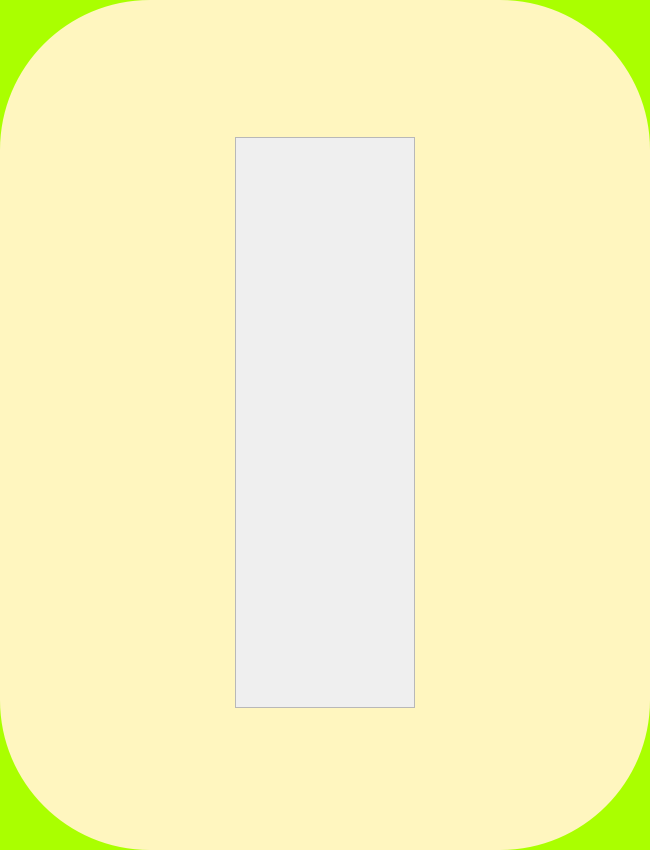
lee991229/damagochi_ver2, file code/front/ui/main_widget_damagochi_ver2.ui: the form before one commit.
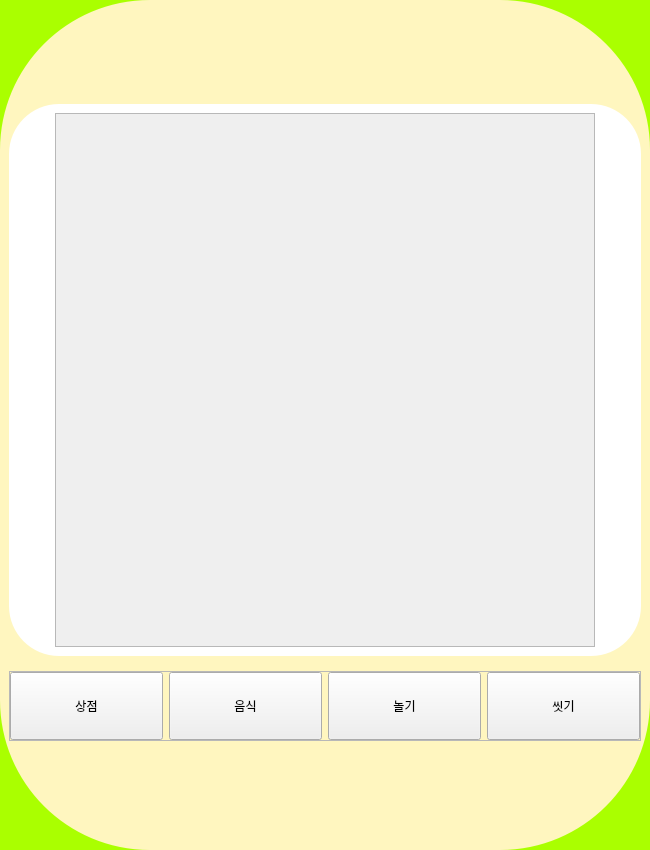
The form after the commit. The open tabs and pages were chosen to show the change. Icons and pictures are not drawn.

The edit to the form file:
```diff
--- a/code/front/ui/main_widget_damagochi_ver2.ui
+++ b/code/front/ui/main_widget_damagochi_ver2.ui
@@ -76,6 +76,10 @@
     background-color: rgb(255, 255, 255);
     border-bottom-left-radius: 50px;
     border-bottom-right-radius: 50px;
+}
+#widget_21{
+	background-color: rgb(255, 255, 255);
+	border-radius: 50px;
 }</string>
   </property>
   <layout class="QVBoxLayout" name="verticalLayout">
@@ -1317,63 +1321,268 @@
         </widget>
         <widget class="QWidget" name="stackedwidget_page_4">
          <layout class="QVBoxLayout" name="verticalLayout_14">
+          <property name="spacing">
+           <number>0</number>
+          </property>
+          <property name="leftMargin">
+           <number>0</number>
+          </property>
+          <property name="topMargin">
+           <number>0</number>
+          </property>
+          <property name="rightMargin">
+           <number>0</number>
+          </property>
+          <property name="bottomMargin">
+           <number>0</number>
+          </property>
           <item>
            <widget class="QWidget" name="widget_17" native="true">
             <layout class="QHBoxLayout" name="horizontalLayout_11">
-             <item>
-              <spacer name="horizontalSpacer_7">
-               <property name="orientation">
-                <enum>Qt::Horizontal</enum>
-               </property>
-               <property name="sizeHint" stdset="0">
-                <size>
-                 <width>192</width>
-                 <height>20</height>
-                </size>
-               </property>
-              </spacer>
-             </item>
+             <property name="spacing">
+              <number>0</number>
+             </property>
+             <property name="leftMargin">
+              <number>0</number>
+             </property>
+             <property name="topMargin">
+              <number>0</number>
+             </property>
+             <property name="rightMargin">
+              <number>0</number>
+             </property>
+             <property name="bottomMargin">
+              <number>0</number>
+             </property>
              <item>
               <widget class="QWidget" name="widget_18" native="true">
                <layout class="QVBoxLayout" name="verticalLayout_15">
+                <property name="spacing">
+                 <number>0</number>
+                </property>
+                <property name="leftMargin">
+                 <number>0</number>
+                </property>
+                <property name="topMargin">
+                 <number>0</number>
+                </property>
+                <property name="rightMargin">
+                 <number>0</number>
+                </property>
+                <property name="bottomMargin">
+                 <number>0</number>
+                </property>
                 <item>
-                 <widget class="QWidget" name="widget_19" native="true"/>
-                </item>
-                <item>
-                 <widget class="QScrollArea" name="scrollArea">
-                  <property name="widgetResizable">
-                   <bool>true</bool>
+                 <widget class="QWidget" name="widget_21" native="true">
+                  <property name="minimumSize">
+                   <size>
+                    <width>0</width>
+                    <height>200</height>
+                   </size>
                   </property>
-                  <widget class="QWidget" name="scrollAreaWidgetContents">
-                   <property name="geometry">
-                    <rect>
-                     <x>0</x>
-                     <y>0</y>
-                     <width>174</width>
-                     <height>537</height>
-                    </rect>
+                  <layout class="QHBoxLayout" name="horizontalLayout_12">
+                   <property name="topMargin">
+                    <number>0</number>
                    </property>
-                  </widget>
+                   <property name="bottomMargin">
+                    <number>0</number>
+                   </property>
+                   <item>
+                    <spacer name="horizontalSpacer_7">
+                     <property name="orientation">
+                      <enum>Qt::Horizontal</enum>
+                     </property>
+                     <property name="sizeHint" stdset="0">
+                      <size>
+                       <width>40</width>
+                       <height>20</height>
+                      </size>
+                     </property>
+                    </spacer>
+                   </item>
+                   <item>
+                    <widget class="QWidget" name="widget_19" native="true">
+                     <property name="minimumSize">
+                      <size>
+                       <width>540</width>
+                       <height>0</height>
+                      </size>
+                     </property>
+                     <layout class="QVBoxLayout" name="verticalLayout_17">
+                      <property name="leftMargin">
+                       <number>0</number>
+                      </property>
+                      <property name="rightMargin">
+                       <number>0</number>
+                      </property>
+                      <item>
+                       <widget class="QScrollArea" name="scrollArea">
+                        <property name="minimumSize">
+                         <size>
+                          <width>540</width>
+                          <height>0</height>
+                         </size>
+                        </property>
+                        <property name="widgetResizable">
+                         <bool>true</bool>
+                        </property>
+                        <widget class="QWidget" name="scrollAreaWidgetContents">
+                         <property name="geometry">
+                          <rect>
+                           <x>0</x>
+                           <y>0</y>
+                           <width>538</width>
+                           <height>520</height>
+                          </rect>
+                         </property>
+                         <layout class="QVBoxLayout" name="verticalLayout_18">
+                          <item>
+                           <widget class="QWidget" name="widget_20" native="true">
+                            <layout class="QVBoxLayout" name="verticalLayout_19"/>
+                           </widget>
+                          </item>
+                          <item>
+                           <spacer name="verticalSpacer_12">
+                            <property name="orientation">
+                             <enum>Qt::Vertical</enum>
+                            </property>
+                            <property name="sizeHint" stdset="0">
+                             <size>
+                              <width>20</width>
+                              <height>475</height>
+                             </size>
+                            </property>
+                           </spacer>
+                          </item>
+                         </layout>
+                        </widget>
+                       </widget>
+                      </item>
+                     </layout>
+                    </widget>
+                   </item>
+                   <item>
+                    <spacer name="horizontalSpacer_8">
+                     <property name="orientation">
+                      <enum>Qt::Horizontal</enum>
+                     </property>
+                     <property name="sizeHint" stdset="0">
+                      <size>
+                       <width>40</width>
+                       <height>20</height>
+                      </size>
+                     </property>
+                    </spacer>
+                   </item>
+                  </layout>
                  </widget>
                 </item>
-                <item>
-                 <widget class="QWidget" name="widget_20" native="true"/>
-                </item>
                </layout>
               </widget>
              </item>
+            </layout>
+           </widget>
+          </item>
+          <item>
+           <spacer name="verticalSpacer_14">
+            <property name="orientation">
+             <enum>Qt::Vertical</enum>
+            </property>
+            <property name="sizeType">
+             <enum>QSizePolicy::Fixed</enum>
+            </property>
+            <property name="sizeHint" stdset="0">
+             <size>
+              <width>20</width>
+              <height>15</height>
+             </size>
+            </property>
+           </spacer>
+          </item>
+          <item>
+           <widget class="QFrame" name="frame_btns_4">
+            <property name="minimumSize">
+             <size>
+              <width>0</width>
+              <height>70</height>
+             </size>
+            </property>
+            <property name="maximumSize">
+             <size>
+              <width>16777215</width>
+              <height>70</height>
+             </size>
+            </property>
+            <property name="frameShape">
+             <enum>QFrame::StyledPanel</enum>
+            </property>
+            <property name="frameShadow">
+             <enum>QFrame::Raised</enum>
+            </property>
+            <layout class="QHBoxLayout" name="horizontalLayout_14">
+             <property name="leftMargin">
+              <number>0</number>
+             </property>
+             <property name="topMargin">
+              <number>0</number>
+             </property>
+             <property name="rightMargin">
+              <number>0</number>
+             </property>
+             <property name="bottomMargin">
+              <number>0</number>
+             </property>
              <item>
-              <spacer name="horizontalSpacer_8">
-               <property name="orientation">
-                <enum>Qt::Horizontal</enum>
+              <widget class="QPushButton" name="btn_shop_2">
+               <property name="sizePolicy">
+                <sizepolicy hsizetype="Minimum" vsizetype="Preferred">
+                 <horstretch>0</horstretch>
+                 <verstretch>0</verstretch>
+                </sizepolicy>
                </property>
-               <property name="sizeHint" stdset="0">
-                <size>
-                 <width>192</width>
-                 <height>20</height>
-                </size>
+               <property name="text">
+                <string>상점</string>
                </property>
-              </spacer>
+              </widget>
+             </item>
+             <item>
+              <widget class="QPushButton" name="pushButton_10">
+               <property name="sizePolicy">
+                <sizepolicy hsizetype="Minimum" vsizetype="Preferred">
+                 <horstretch>0</horstretch>
+                 <verstretch>0</verstretch>
+                </sizepolicy>
+               </property>
+               <property name="text">
+                <string>음식</string>
+               </property>
+              </widget>
+             </item>
+             <item>
+              <widget class="QPushButton" name="pushButton_11">
+               <property name="sizePolicy">
+                <sizepolicy hsizetype="Minimum" vsizetype="Preferred">
+                 <horstretch>0</horstretch>
+                 <verstretch>0</verstretch>
+                </sizepolicy>
+               </property>
+               <property name="text">
+                <string>놀기</string>
+               </property>
+              </widget>
+             </item>
+             <item>
+              <widget class="QPushButton" name="pushButton_12">
+               <property name="sizePolicy">
+                <sizepolicy hsizetype="Minimum" vsizetype="Preferred">
+                 <horstretch>0</horstretch>
+                 <verstretch>0</verstretch>
+                </sizepolicy>
+               </property>
+               <property name="text">
+                <string>씻기</string>
+               </property>
+              </widget>
              </item>
             </layout>
            </widget>
```
Left out of the diff: 5 changed lines with no effect on the pictures.
